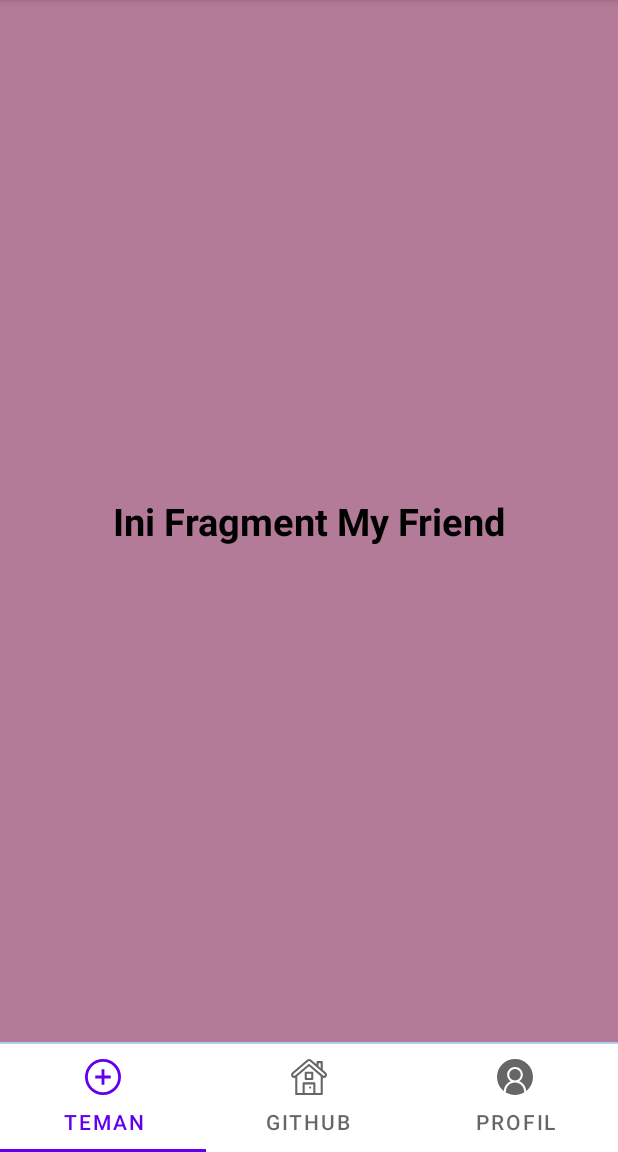
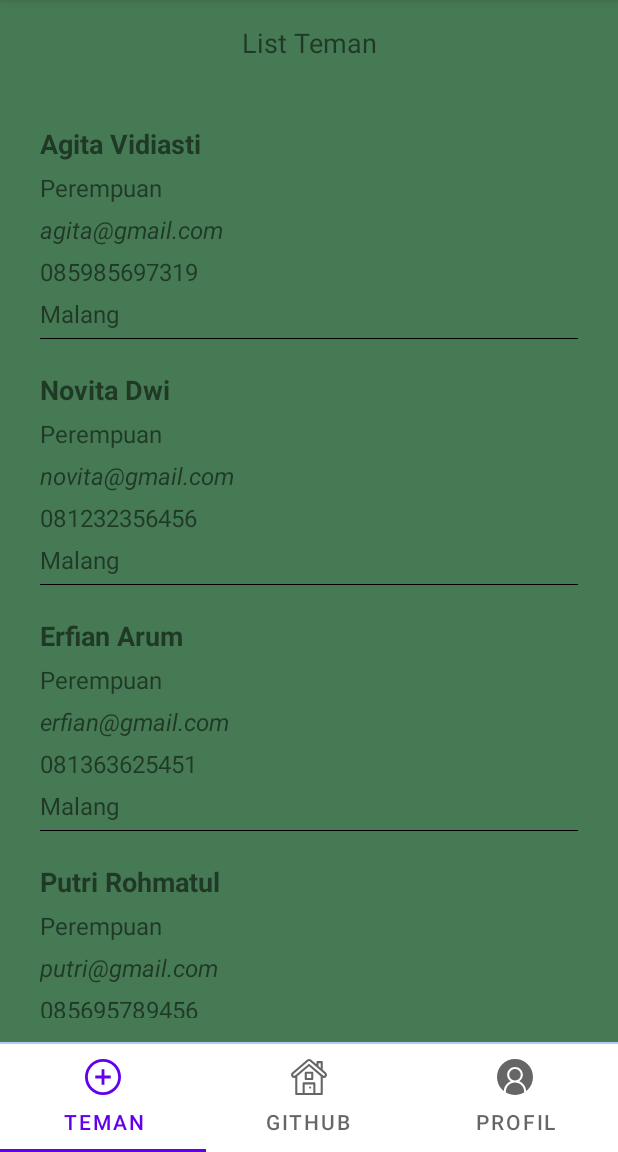
Before and after one commit to Agitavidiasti/AgitaAplDataTeman, an Android app: the screen it shows after launch (MainActivity), on a phone screen of 412 x 824 dp, the part 84-1236 px from its top. Run offline under Robolectric (Android 15) with nearby library versions, the phone set to English and light mode, and no system bars.

Commit message:
RecyclerView

```diff
--- a/app/build.gradle
+++ b/app/build.gradle
@@ -31,6 +31,9 @@ android {
     kotlinOptions {
         jvmTarget = '1.8'
     }
+    androidExtensions{
+        experimental = true
+    }
 }
 
 dependencies {
@@ -46,4 +49,6 @@ dependencies {
 
     implementation 'androidx.viewpager2:viewpager2:1.0.0'
     implementation 'com.google.android.material:material:1.2.0-alpha06'
+
+    implementation "androidx.recyclerview:recyclerview:1.1.0"
 }
--- /dev/null
+++ b/app/src/main/java/com/example/agitaapldatateman/MyFriend.kt
@@ -0,0 +1,9 @@
+package com.example.agitaapldatateman
+
+class MyFriend (
+    val nama:String,
+    val jkel:String,
+    val email:String,
+    val telp:String,
+    val alamat:String
+)
--- /dev/null
+++ b/app/src/main/java/com/example/agitaapldatateman/MyFriendAdapter.kt
@@ -0,0 +1,36 @@
+package com.example.agitaapldatateman
+
+import android.content.Context
+import android.view.LayoutInflater
+import android.view.View
+import android.view.ViewGroup
+import androidx.appcompat.widget.ScrollingTabContainerView
+import androidx.recyclerview.widget.RecyclerView
+import kotlinx.android.extensions.LayoutContainer
+import kotlinx.android.synthetic.main.my_friends_item.*
+
+class MyFriendAdapter (private val context: Context, private val items: ArrayList<MyFriend>):
+    RecyclerView.Adapter<MyFriendAdapter.ViewHolder>() {
+    override fun onCreateViewHolder(parent: ViewGroup, viewType: Int)=ViewHolder(
+        LayoutInflater.from(context).inflate(R.layout.my_friends_item, parent, false)
+    )
+
+    override fun getItemCount(): Int {
+        return items.size
+    }
+
+    override fun onBindViewHolder(holder: ViewHolder, position: Int) {
+        holder.bindItem(items.get(position))
+    }
+
+    class ViewHolder(override val containerView:View):
+            RecyclerView.ViewHolder(containerView), LayoutContainer{
+                fun bindItem(item:MyFriend){
+                    txtFriendName.text=item.nama
+                    txtFriendJkel.text=item.jkel
+                    txtFriendEmail.text=item.email
+                    txtFriendTelp.text=item.telp
+                    txtFriendAlamat.text=item.alamat
+                }
+            }
+}
--- a/app/src/main/java/com/example/agitaapldatateman/MyFriendfragment.kt
+++ b/app/src/main/java/com/example/agitaapldatateman/MyFriendfragment.kt
@@ -6,8 +6,64 @@ import android.view.View
 import android.view.ViewGroup
 import androidx.annotation.Nullable
 import androidx.fragment.app.Fragment
+import androidx.recyclerview.widget.LinearLayoutManager
+import kotlinx.android.synthetic.*
+import kotlinx.android.synthetic.main.fragment_my_friend.*
 
 class MyFriendfragment : Fragment() {
+    lateinit var listTeman:ArrayList<MyFriend>
+
+    private fun simulasiDataTeman(){
+        listTeman= ArrayList()
+        listTeman.add(
+            MyFriend("Agita Vidiasti", "Perempuan", "agita@gmail.com", "085985697319",
+        "Malang")
+        )
+        listTeman.add(
+            MyFriend("Novita Dwi", "Perempuan", "novita@gmail.com", "081232356456",
+        "Malang")
+        )
+        listTeman.add(
+            MyFriend("Erfian Arum", "Perempuan", "erfian@gmail.com", "081363625451",
+        "Malang")
+        )
+        listTeman.add(
+            MyFriend("Putri Rohmatul", "Perempuan", "putri@gmail.com", "085695789456",
+        "Malang")
+        )
+        listTeman.add(
+            MyFriend("Mario Aji", "Laki-laki", "mario@gmail.com", "082456789123",
+        "Tulungagung")
+        )
+        listTeman.add(
+            MyFriend("Oky Mikael", "Laki-laki", "oky@gmail.com", "081478512356",
+        "Malang")
+        )
+        listTeman.add(
+            MyFriend("Ikomang Damai", "Laki-laki", "ikomang@gmail.com", "085645698789",
+        "Sulawesi")
+        )
+        listTeman.add(
+            MyFriend("Garwita", "Perempuan", "garwita@gmail.com", "085987456963",
+        "Surabaya")
+        )
+        listTeman.add(MyFriend("Rafli Ichwan", "Laki-laki", "rafli@gmail.com", "081456321123",
+        "Jakarta"))
+        listTeman.add(
+            MyFriend("Nova Eka", "Laki-laki", "nova@gmail.com", "082547789658",
+        "Bandung")
+        )
+        listTeman.add(
+            MyFriend("Widya Retnaning", "Perempuan", "widya@gmail.com", "085456963214",
+        "Donomulyo")
+        )
+    }
+
+    private fun tampilTeman(){
+        rv_listMyfriends.layoutManager=LinearLayoutManager(activity)
+        rv_listMyfriends.adapter=MyFriendAdapter(activity!!, listTeman)
+    }
+
     override fun onCreate(savedInstanceState: Bundle?) {
         super.onCreate(savedInstanceState)
     }
@@ -22,5 +78,16 @@ class MyFriendfragment : Fragment() {
 
     override fun onViewCreated(view: View, @Nullable savedInstanceState: Bundle?) {
         super.onViewCreated(view, savedInstanceState)
+        initView()
+    }
+
+    private fun initView(){
+        simulasiDataTeman()
+        tampilTeman()
+    }
+
+    override fun onDestroy() {
+        super.onDestroy()
+        this.clearFindViewByIdCache()
     }
 }
--- a/app/src/main/res/layout/fragment_my_friend.xml
+++ b/app/src/main/res/layout/fragment_my_friend.xml
@@ -4,24 +4,20 @@
     android:layout_width="match_parent"
     android:layout_height="match_parent"
     android:orientation="vertical"
-    android:background="#b37b97">
+    android:background="#467a54">
 
-    <TextView
-        android:layout_width="match_parent"
-        android:layout_height="match_parent"
-        android:layout_weight="1"/>
-    <TextView
-        android:layout_width="match_parent"
-        android:layout_height="match_parent"
-        android:layout_weight="1"
-        android:text="Ini Fragment My Friend"
-        android:textSize="25sp"
-        android:gravity="center"
-        android:textStyle="bold"
-        android:textColor="@color/black"/>
-    <TextView
-        android:layout_width="match_parent"
-        android:layout_height="match_parent"
-        android:layout_weight="1"/>
+        <TextView
+            android:layout_width="match_parent"
+            android:layout_height="wrap_content"
+            android:textSize="18sp"
+            android:layout_margin="16dp"
+            android:text="List Teman"
+            android:gravity="center_horizontal"/>
+
+        <androidx.recyclerview.widget.RecyclerView
+            android:layout_width="match_parent"
+            android:layout_height="wrap_content"
+            android:id="@+id/rv_listMyfriends"
+            android:layout_margin="16dp"/>
 
 </LinearLayout>
--- /dev/null
+++ b/app/src/main/res/layout/my_friends_item.xml
@@ -0,0 +1,53 @@
+<?xml version="1.0" encoding="utf-8"?>
+<LinearLayout
+    xmlns:android="http://schemas.android.com/apk/res/android"
+    android:layout_width="match_parent"
+    android:layout_height="wrap_content"
+    android:orientation="vertical"
+    android:layout_margin="5dp"
+    android:padding="5dp">
+
+    <TextView
+        android:layout_width="wrap_content"
+        android:layout_height="wrap_content"
+        android:id="@+id/txtFriendName"
+        android:text="Nama"
+        android:textStyle="bold"
+        android:textSize="18sp"/>
+    <TextView
+        android:layout_width="wrap_content"
+        android:layout_height="wrap_content"
+        android:id="@+id/txtFriendJkel"
+        android:text="Jkel"
+        android:textSize="16sp"
+        android:layout_marginTop="6dp"/>
+    <TextView
+        android:layout_width="wrap_content"
+        android:layout_height="wrap_content"
+        android:id="@+id/txtFriendEmail"
+        android:text="Email"
+        android:textStyle="italic"
+        android:textSize="16sp"
+        android:layout_marginTop="6dp"/>
+    <TextView
+        android:layout_width="wrap_content"
+        android:layout_height="wrap_content"
+        android:id="@+id/txtFriendTelp"
+        android:text="Telp"
+        android:textSize="16sp"
+        android:layout_marginTop="6dp"/>
+    <TextView
+        android:layout_width="wrap_content"
+        android:layout_height="wrap_content"
+        android:id="@+id/txtFriendAlamat"
+        android:text="Alamat"
+        android:textSize="16sp"
+        android:layout_marginTop="6dp"/>
+
+    <View
+        android:layout_width="match_parent"
+        android:layout_height="0.5dp"
+        android:layout_marginTop="5dp"
+        android:background="@color/black"/>
+
+</LinearLayout>
```
